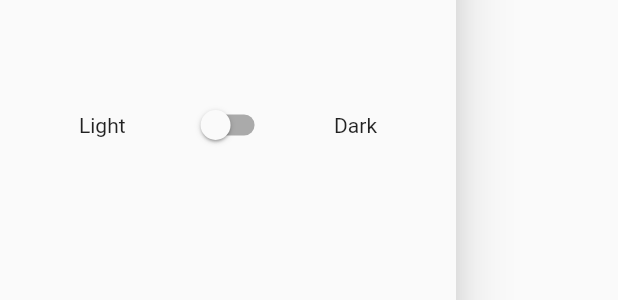
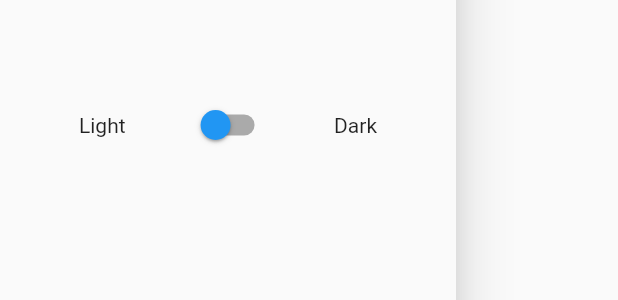
Before and after one commit to Devsaci/providerthememode, a Flutter app: the MyDrawer widget shown alone on an empty page, opened directly, on a phone screen of 412 x 824 dp. Shown: the part 493-793 px from the top of the screen. Run offline on Flutter 3.47's test engine with Material 2 defaults, Android fonts, the phone set to English and light mode, and no system bars.

Commit message:
inactiveThumbColor

```diff
--- a/lib/my_drawer.dart
+++ b/lib/my_drawer.dart
@@ -43,6 +43,7 @@ class _MyDrawerState extends State<MyDrawer> {
               value: _swVal,
               onChanged: switchChange,
               activeColor: Colors.black,
+              inactiveThumbColor: Colors.blue,
             ),
             Padding(
               padding: EdgeInsets.all(40.0),
```
